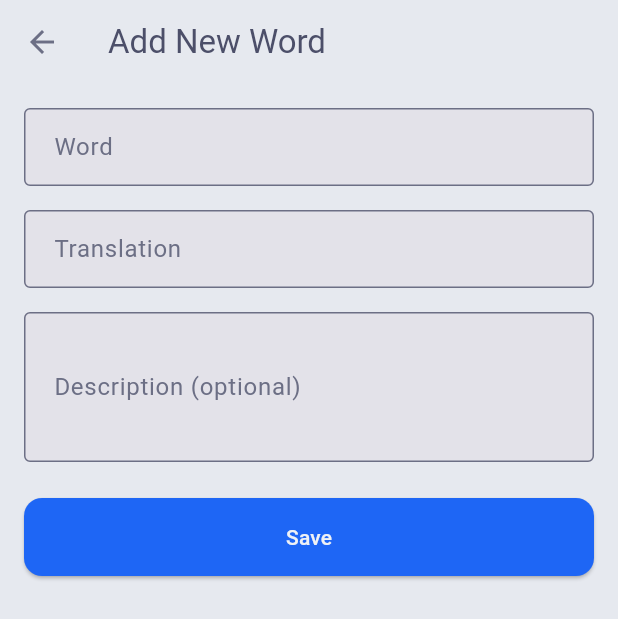
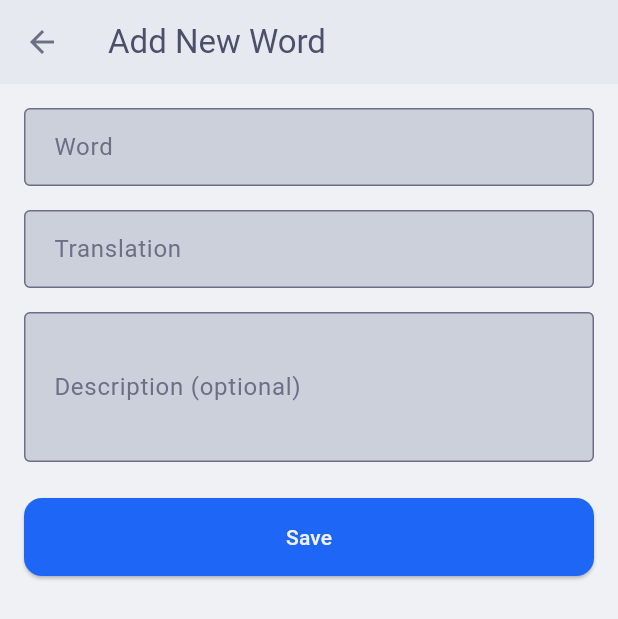
Before and after one commit to CrystalNetwork-Studio/SimpleDictionary, a Flutter app: the AddWordScreen screen opened directly with empty values, on a phone screen of 412 x 824 dp. Shown: the top 619 px of the screen. Run offline on Flutter 3.47's test engine with Material 3 defaults, Android fonts, the phone set to English and light mode, and no system bars; our stand-ins replace file_picker, package_info_plus, permission_handler, shared_preferences; accounts and stored records are empty.

Commit message:
fix: Update scaffold and fill colors for light and dark themes for better contrast

```diff
--- a/lib/theme/app_theme.dart
+++ b/lib/theme/app_theme.dart
@@ -54,7 +54,7 @@ class AppTheme {
     colorScheme: _lightColorScheme,
     useMaterial3: true,
     brightness: Brightness.light,
-    scaffoldBackgroundColor: _lightColorScheme.surface,
+    scaffoldBackgroundColor: _lightColorScheme.background,
     appBarTheme: AppBarTheme(
       backgroundColor: _lightColorScheme.surface, // Mantle
       foregroundColor: _lightColorScheme.onSurface, // Text
@@ -93,7 +93,7 @@ class AppTheme {
     ),
     inputDecorationTheme: InputDecorationTheme(
       filled: true,
-      fillColor: _lightColorScheme.surfaceContainerHighest, // Surface0
+      fillColor: _lightColorScheme.surfaceVariant, // Surface0
       border: OutlineInputBorder(
         borderRadius: BorderRadius.circular(12),
         borderSide: BorderSide.none, // No border by default
@@ -138,7 +138,7 @@ class AppTheme {
     ),
     snackBarTheme: SnackBarThemeData(
       behavior: SnackBarBehavior.floating,
-      backgroundColor: _lightColorScheme.surfaceContainerHighest, // Surface0
+      backgroundColor: _lightColorScheme.background, // Surface0
       contentTextStyle: TextStyle(
         color: _lightColorScheme.onSurfaceVariant,
       ), // Subtext0
@@ -158,7 +158,7 @@ class AppTheme {
     colorScheme: _darkColorScheme,
     useMaterial3: true,
     brightness: Brightness.dark,
-    scaffoldBackgroundColor: _darkColorScheme.surface, // Base
+    scaffoldBackgroundColor: _darkColorScheme.background, // Base
     appBarTheme: AppBarTheme(
       backgroundColor: _darkColorScheme.surface, // Mantle
       foregroundColor: _darkColorScheme.onSurface, // Text
```
